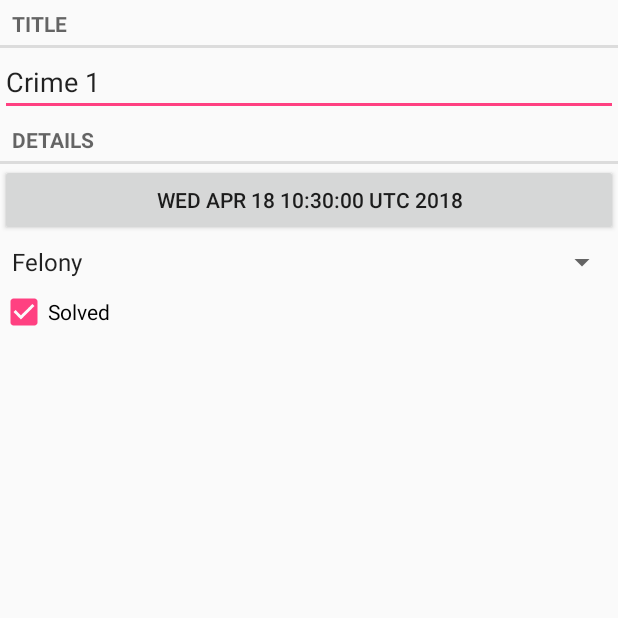
After one commit to UselessMnemonic/PublicDefender, an Android app: the CrimePagerActivity screen opened directly, with no data from a screen before it, on a phone screen of 412 x 824 dp, the top half of it. The commit adds this screen. Run offline under Robolectric (Android 15) with nearby library versions, the phone set to English and light mode, and no system bars; 1 statement that could not run was skipped.

Commit message:
updated public defender

```diff
--- a/app/src/main/AndroidManifest.xml
+++ b/app/src/main/AndroidManifest.xml
@@ -19,7 +19,7 @@
                 <category android:name="android.intent.category.LAUNCHER" />
             </intent-filter>
         </activity>
-        <activity android:name=".CrimeActivity">
+        <activity android:name=".CrimePagerActivity">
 
         </activity>
     </application>
--- a/app/src/main/java/nihil/publicdefender/CrimeFragment.java
+++ b/app/src/main/java/nihil/publicdefender/CrimeFragment.java
@@ -2,6 +2,7 @@ package nihil.publicdefender;
 
 import android.os.Bundle;
 import android.support.v4.app.Fragment;
+import android.support.v4.app.FragmentManager;
 import android.text.Editable;
 import android.text.TextWatcher;
 import android.util.Log;
@@ -28,6 +29,8 @@ import java.util.UUID;
 public class CrimeFragment extends Fragment
 {
     private static final String ARG_CRIME_ID = "crime_id";
+    private static final String DIALOGE_DATE = "dialoge_date";
+
     private Crime mCrime;
     private EditText mTitleField;
     private Button mDateButton;
@@ -51,7 +54,6 @@ public class CrimeFragment extends Fragment
 
         UUID argCrimeID = (UUID) getArguments().getSerializable(ARG_CRIME_ID);
         mCrime = CrimeLab.get(getActivity()).getCrime(argCrimeID);
-
     }
 
     @Override
@@ -79,7 +81,14 @@ public class CrimeFragment extends Fragment
 
         mDateButton = view.findViewById(R.id.crime_date);
         mDateButton.setText(mCrime.getDate().toString());
-        mDateButton.setEnabled(false);
+        mDateButton.setOnClickListener(new View.OnClickListener() {
+            @Override
+            public void onClick(View view) {
+                FragmentManager fm = getFragmentManager();
+                DatePickerFragment datePicker = new DatePickerFragment();
+                datePicker.show(fm, DIALOGE_DATE);
+            }
+        });
 
         mSeveritySpinner = view.findViewById(R.id.severity_spinner);
 
@@ -92,7 +101,6 @@ public class CrimeFragment extends Fragment
         mSeveritySpinner.setOnItemSelectedListener(new AdapterView.OnItemSelectedListener() {
             @Override
             public void onItemSelected(AdapterView<?> adapterView, View view, int i, long l) {
-                Log.d("Crime Fragment", "-------------------------------------Set selected to " + i);
                 mCrime.setSeverity(i);
             }
 
--- /dev/null
+++ b/app/src/main/java/nihil/publicdefender/CrimePagerActivity.java
@@ -0,0 +1,62 @@
+package nihil.publicdefender;
+
+import android.content.Context;
+import android.content.Intent;
+import android.os.Bundle;
+import android.os.PersistableBundle;
+import android.support.v4.app.Fragment;
+import android.support.v4.app.FragmentActivity;
+import android.support.v4.app.FragmentManager;
+import android.support.v4.app.FragmentPagerAdapter;
+import android.support.v4.view.ViewPager;
+
+import java.util.ArrayList;
+import java.util.UUID;
+
+/**
+ * Created by be127osx on 4/17/18.
+ */
+
+public class CrimePagerActivity extends FragmentActivity {
+
+    private static final String EXTRA_CRIME_ID = "nihil.publicdefender.extra_cime_id";
+
+    private ViewPager mViewPager;
+    private ArrayList<Crime> mCrimes;
+
+    @Override
+    public void onCreate(Bundle savedInstanceState)
+    {
+        super.onCreate(savedInstanceState);
+        setContentView(R.layout.activity_crime_pager);
+
+        mViewPager = findViewById(R.id.activity_crime_pager_view_pager);
+        mCrimes = CrimeLab.get(this).getCrimes();
+
+        Crime currentCrime = CrimeLab.get(this).getCrime( (UUID) getIntent().getSerializableExtra(EXTRA_CRIME_ID));
+
+        FragmentManager fm = getSupportFragmentManager();
+
+        mViewPager.setAdapter(new FragmentPagerAdapter(fm) {
+            @Override
+            public Fragment getItem(int position) {
+                Crime crime = mCrimes.get(position);
+                return CrimeFragment.newInstance(crime.getUUID());
+            }
+
+            @Override
+            public int getCount() {
+                return mCrimes.size();
+            }
+        });
+
+        mViewPager.setCurrentItem(mCrimes.indexOf(currentCrime));
+    }
+
+    public static Intent newIntent(Context context, UUID crimeID)
+    {
+        Intent newIntent = new Intent(context, CrimePagerActivity.class);
+        newIntent.putExtra(EXTRA_CRIME_ID, crimeID);
+        return newIntent;
+    }
+}
--- /dev/null
+++ b/app/src/main/res/layout/activity_crime_pager.xml
@@ -0,0 +1,25 @@
+<?xml version="1.0" encoding="utf-8"?>
+<LinearLayout
+    xmlns:android="http://schemas.android.com/apk/res/android"
+    android:orientation="vertical"
+    android:layout_width="match_parent"
+    android:layout_height="wrap_content">
+
+    <android.support.v4.view.ViewPager
+        android:id="@+id/activity_crime_pager_view_pager"
+        android:layout_width="match_parent"
+        android:layout_height="wrap_content" />
+
+    <Button
+        android:id="@+id/go_to_first_button"
+        android:layout_width="wrap_content"
+        android:layout_height="wrap_content"
+        android:text="@string/go_to_first" />
+
+    <Button
+        android:id="@+id/go_to_last_button"
+        android:layout_width="wrap_content"
+        android:layout_height="wrap_content"
+        android:text="@string/go_to_last" />
+
+</LinearLayout>
--- a/app/src/main/res/values/strings.xml
+++ b/app/src/main/res/values/strings.xml
@@ -11,4 +11,9 @@
         <item>Felony</item>
         <item>War Crime</item>
     </string-array>
+
+    <string name="go_to_first">First</string>
+    <string name="go_to_last">Last</string>
+
+    <string name="date_picker">Select the Date</string>
 </resources>
```
Also changed, not shown: app/src/main/java/nihil/publicdefender/CrimeListFragment.java (+8 -1 lines), app/src/main/java/nihil/publicdefender/DatePickerFragment.java (added, +29 -0 lines), app/src/main/res/layout/dialog_date_picker.xml (added, +9 -0 lines).
